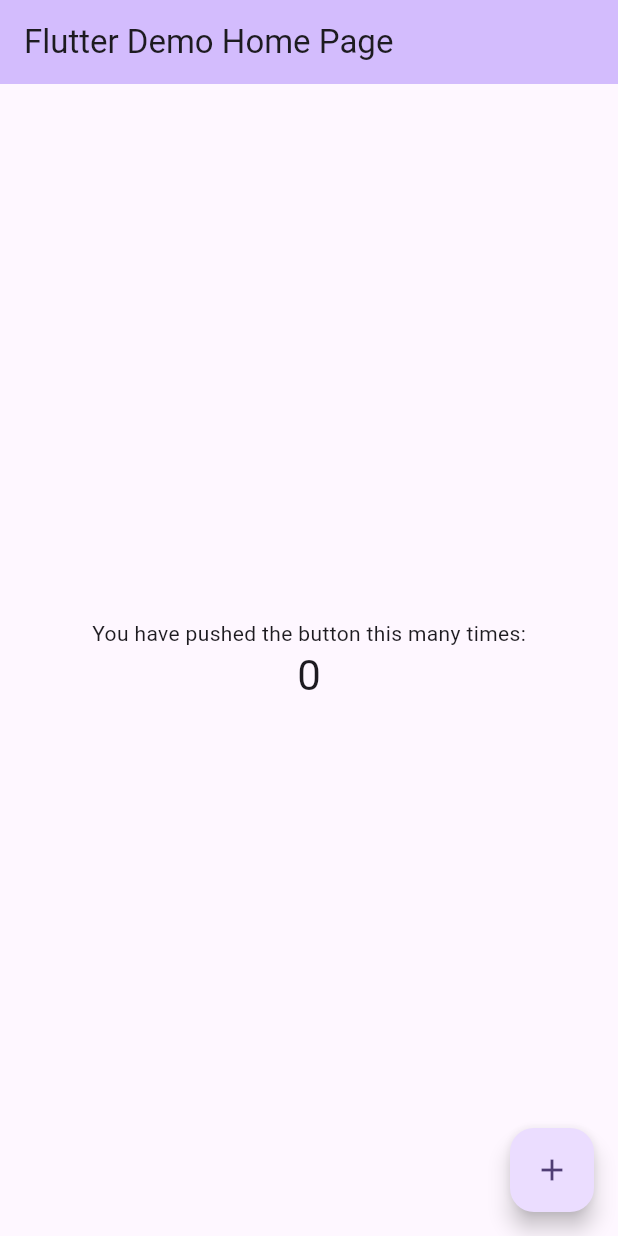
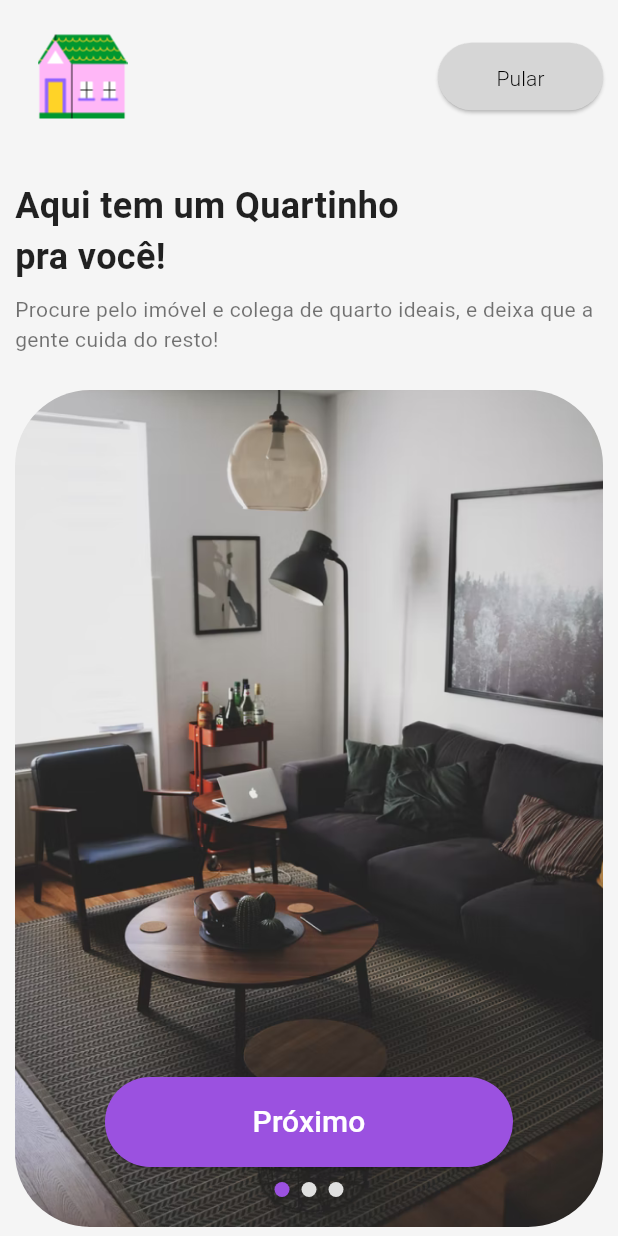
Before and after one commit to sophiaprado1/Quartinho-PS, a Flutter app: the screen it shows after launch, on a phone screen of 412 x 824 dp. Run offline on Flutter 3.47's test engine with Material 3 defaults, Android fonts, the light colour scheme and no system bars.

Commit message:
HomePage and  LoginHome

```diff
--- /dev/null
+++ b/mobile/lib/core/theme.dart
@@ -0,0 +1,20 @@
+import 'package:flutter/material.dart';
+
+ThemeData buildAppTheme(){
+  const primary = Color(0xFFF5F5F5);
+  return ThemeData(
+    primaryColor: primary,
+    colorScheme: ColorScheme.fromSeed(seedColor: primary),
+    scaffoldBackgroundColor: const Color(0xFFF5F5F5),
+    elevatedButtonTheme: ElevatedButtonThemeData(
+      style: ElevatedButton.styleFrom(
+        backgroundColor: primary,
+        shape: RoundedRectangleBorder(borderRadius: BorderRadius.circular(24)),
+        padding: const EdgeInsets.symmetric(vertical: 14, horizontal: 24),
+      ),
+    ),
+    textTheme: const TextTheme(
+      titleLarge: TextStyle(fontSize: 20, fontWeight: FontWeight.bold),
+      bodyMedium: TextStyle(fontSize: 14, color: Colors.black87),    )
+  );
+}
--- a/mobile/lib/main.dart
+++ b/mobile/lib/main.dart
@@ -1,122 +1,19 @@
 import 'package:flutter/material.dart';
+import 'core/theme.dart';
+import 'pages/home/home_page.dart';
 
-void main() {
-  runApp(const MyApp());
-}
+void main() => runApp(const QuartinhoApp());
 
-class MyApp extends StatelessWidget {
-  const MyApp({super.key});
+class QuartinhoApp extends StatelessWidget {
+  const QuartinhoApp({super.key});
 
-  // This widget is the root of your application.
   @override
   Widget build(BuildContext context) {
     return MaterialApp(
-      title: 'Flutter Demo',
-      theme: ThemeData(
-        // This is the theme of your application.
-        //
-        // TRY THIS: Try running your application with "flutter run". You'll see
-        // the application has a purple toolbar. Then, without quitting the app,
-        // try changing the seedColor in the colorScheme below to Colors.green
-        // and then invoke "hot reload" (save your changes or press the "hot
-        // reload" button in a Flutter-supported IDE, or press "r" if you used
-        // the command line to start the app).
-        //
-        // Notice that the counter didn't reset back to zero; the application
-        // state is not lost during the reload. To reset the state, use hot
-        // restart instead.
-        //
-        // This works for code too, not just values: Most code changes can be
-        // tested with just a hot reload.
-        colorScheme: ColorScheme.fromSeed(seedColor: Colors.deepPurple),
-      ),
-      home: const MyHomePage(title: 'Flutter Demo Home Page'),
+      title: 'Quartinho',
+      theme: buildAppTheme(),
+      debugShowCheckedModeBanner: false,
+      home: const HomePage(),
     );
   }
 }
-
-class MyHomePage extends StatefulWidget {
-  const MyHomePage({super.key, required this.title});
-
-  // This widget is the home page of your application. It is stateful, meaning
-  // that it has a State object (defined below) that contains fields that affect
-  // how it looks.
-
-  // This class is the configuration for the state. It holds the values (in this
-  // case the title) provided by the parent (in this case the App widget) and
-  // used by the build method of the State. Fields in a Widget subclass are
-  // always marked "final".
-
-  final String title;
-
-  @override
-  State<MyHomePage> createState() => _MyHomePageState();
-}
-
-class _MyHomePageState extends State<MyHomePage> {
-  int _counter = 0;
-
-  void _incrementCounter() {
-    setState(() {
-      // This call to setState tells the Flutter framework that something has
-      // changed in this State, which causes it to rerun the build method below
-      // so that the display can reflect the updated values. If we changed
-      // _counter without calling setState(), then the build method would not be
-      // called again, and so nothing would appear to happen.
-      _counter++;
-    });
-  }
-
-  @override
-  Widget build(BuildContext context) {
-    // This method is rerun every time setState is called, for instance as done
-    // by the _incrementCounter method above.
-    //
-    // The Flutter framework has been optimized to make rerunning build methods
-    // fast, so that you can just rebuild anything that needs updating rather
-    // than having to individually change instances of widgets.
-    return Scaffold(
-      appBar: AppBar(
-        // TRY THIS: Try changing the color here to a specific color (to
-        // Colors.amber, perhaps?) and trigger a hot reload to see the AppBar
-        // change color while the other colors stay the same.
-        backgroundColor: Theme.of(context).colorScheme.inversePrimary,
-        // Here we take the value from the MyHomePage object that was created by
-        // the App.build method, and use it to set our appbar title.
-        title: Text(widget.title),
-      ),
-      body: Center(
-        // Center is a layout widget. It takes a single child and positions it
-        // in the middle of the parent.
-        child: Column(
-          // Column is also a layout widget. It takes a list of children and
-          // arranges them vertically. By default, it sizes itself to fit its
-          // children horizontally, and tries to be as tall as its parent.
-          //
-          // Column has various properties to control how it sizes itself and
-          // how it positions its children. Here we use mainAxisAlignment to
-          // center the children vertically; the main axis here is the vertical
-          // axis because Columns are vertical (the cross axis would be
-          // horizontal).
-          //
-          // TRY THIS: Invoke "debug painting" (choose the "Toggle Debug Paint"
-          // action in the IDE, or press "p" in the console), to see the
-          // wireframe for each widget.
-          mainAxisAlignment: MainAxisAlignment.center,
-          children: <Widget>[
-            const Text('You have pushed the button this many times:'),
-            Text(
-              '$_counter',
-              style: Theme.of(context).textTheme.headlineMedium,
-            ),
-          ],
-        ),
-      ),
-      floatingActionButton: FloatingActionButton(
-        onPressed: _incrementCounter,
-        tooltip: 'Increment',
-        child: const Icon(Icons.add),
-      ), // This trailing comma makes auto-formatting nicer for build methods.
-    );
-  }
-}
--- /dev/null
+++ b/mobile/lib/pages/home/home_page.dart
@@ -0,0 +1,47 @@
+import 'package:flutter/material.dart';
+import 'widgets/home_header.dart';
+import 'widgets/home_image.dart';
+
+class HomePage extends StatelessWidget {
+  const HomePage({super.key});
+
+  @override
+  Widget build(BuildContext context) {
+    return Scaffold(
+      backgroundColor: const Color(0xFFF5F5F5),
+      body: SafeArea(
+        child: Padding(
+          padding: const EdgeInsets.symmetric(horizontal: 10, vertical: 6),
+          child: Column(
+            crossAxisAlignment: CrossAxisAlignment.start,
+            children: [
+              //Cabeçalho
+              HomeHeader(),
+              //Corpo de texto
+              SizedBox(height: 24),
+              Text(
+                'Aqui tem um Quartinho\npra você!',
+                style: TextStyle(
+                  fontSize: 24,
+                  fontWeight: FontWeight.bold,
+                ),
+              ),
+              SizedBox(height: 8),
+              Text(
+                'Procure pelo imóvel e colega de quarto ideais, e deixa que a gente cuida do resto!',
+                style: TextStyle(
+                  fontSize: 14,
+                  color: Colors.black54,
+                ),
+              ),
+              SizedBox(height: 24),
+              //Imagem Home
+              Expanded(child: HomeImage(image: 'assets/images/living_room.png', pageIndicator: 0,)),
+
+            ],
+          ),
+        ),
+      ),
+    );
+  }
+}
--- /dev/null
+++ b/mobile/lib/pages/home/home_page2.dart
@@ -0,0 +1,48 @@
+import 'package:flutter/material.dart';
+import 'widgets/home_header.dart';
+import 'widgets/home_image.dart';
+
+class HomePage extends StatelessWidget {
+  const HomePage({super.key});
+
+  @override
+  Widget build(BuildContext context) {
+    return Scaffold(
+      backgroundColor: const Color(0xFFF5F5F5),
+      body: SafeArea(
+        child: Padding(
+          padding: const EdgeInsets.symmetric(horizontal: 10, vertical: 6),
+          child: Column(
+            crossAxisAlignment: CrossAxisAlignment.start,
+            children: [
+              //Cabeçalho
+              HomeHeader(),
+              //Corpo de texto
+              SizedBox(height: 24),
+              Text(
+                'Encontre o colega de Quarto\ndos seus sonhos',
+                style: TextStyle(
+                  fontSize: 24,
+                  fontWeight: FontWeight.bold,
+                ),
+              ),
+              SizedBox(height: 8),
+              Text(
+                'Sem estresse ou burocracia - encontre alguém para dividir'
+                'seu aluguel de maneira rápida, fácil e segura.',
+                style: TextStyle(
+                  fontSize: 14,
+                  color: Colors.black54,
+                ),
+              ),
+              SizedBox(height: 24),
+              //Imagem Home
+              Expanded(child: HomeImage(image: 'assets/images/living_room.png', pageIndicator: 1,)),
+
+            ],
+          ),
+        ),
+      ),
+    );
+  }
+}
--- /dev/null
+++ b/mobile/lib/pages/home/widgets/home_header.dart
@@ -0,0 +1,56 @@
+import 'package:flutter/material.dart';
+import 'package:mobile/pages/login/login_home_page.dart';
+
+class HomeHeader extends StatelessWidget {
+
+  const HomeHeader({ Key? key}) : super(key: key);
+
+  @override
+  Widget build(BuildContext context) {
+    return Row(
+      mainAxisAlignment: MainAxisAlignment.spaceBetween,
+      children: [
+        Row(
+          children: [
+            Container(
+              decoration: BoxDecoration(
+                color: Colors.transparent,
+                borderRadius: BorderRadius.circular(8),
+
+              ),
+              padding: EdgeInsets.all(15),
+              child: Image.asset(
+                'assets/images/logo.png',
+                height: 60,
+                width: 60,
+                fit: BoxFit.contain,
+              ),
+            ),
+            SizedBox(width: 8),
+            SizedBox(),
+          ],
+        ),
+        SizedBox(
+          width: 110,
+          height: 45,
+          child: ElevatedButton(
+            style: ElevatedButton.styleFrom(
+              backgroundColor: Colors.grey[350],
+            ),
+            onPressed: (){
+              Navigator.push(context,
+               MaterialPageRoute(builder: (context) => LoginHomePage()));
+            },
+            child: Text(
+              'Pular',
+              style: TextStyle(
+                color: Colors.black,
+                fontWeight: FontWeight.w300,
+              ),
+            ),
+            ),
+        ),
+      ],
+    );
+  }
+}
--- /dev/null
+++ b/mobile/lib/pages/home/widgets/home_image.dart
@@ -0,0 +1,78 @@
+import 'package:flutter/material.dart';
+import 'package:mobile/pages/home/widgets/page_indicator.dart';
+import 'home_next_button.dart';
+
+class HomeImage extends StatelessWidget {
+  final String image;
+  final int pageIndicator;
+  const HomeImage({super.key, required this.image, required this.pageIndicator});
+
+  @override
+  Widget build(BuildContext context) {
+    return ConstrainedBox(
+      constraints: BoxConstraints(
+        minHeight: 200,
+        maxHeight: 400,
+        minWidth: double.infinity,
+        maxWidth: double.infinity,
+      ),
+      child: ClipRRect(
+        borderRadius: BorderRadius.circular(50),
+        child: Stack(
+          alignment: Alignment.center,
+          children: [
+            // cartão com imagem
+            Container(
+              width: double.infinity,
+              height: double.infinity,
+              decoration: BoxDecoration(
+                color: Colors.white,
+                borderRadius: BorderRadius.circular(20),
+              ),
+              child: Column(
+                children: [
+                  Expanded(
+                    child: Image.asset(
+                      image,
+                      fit: BoxFit.cover,
+                      width: double.infinity,
+                    ),
+                  ),
+                  const SizedBox(), // espaço para o botão flutuante
+                ],
+              ),
+            ),
+
+            Positioned(
+              bottom: 20,
+              left: 80,
+              right: 80,
+              child: PageIndicator(currentPage: pageIndicator,),
+              ),
+
+            // sombra arredondada e margem externa
+            Positioned(
+              top: 0,
+              left: 0,
+              right: 0,
+              bottom: 0,
+              child: Container(),
+            ),
+
+            // botão flutuante na parte inferior central
+            Positioned(
+              bottom: 40,
+              left: 60,
+              right: 60,
+              child: HomeNextButton(
+                onPressed: () {
+                  // navegar para próxima tela
+                },
+              ),
+            ),
+          ],
+        ),
+      ),
+    );
+  }
+}
--- /dev/null
+++ b/mobile/lib/pages/home/widgets/home_next_button.dart
@@ -0,0 +1,24 @@
+import 'package:flutter/material.dart';
+
+class HomeNextButton extends StatelessWidget {
+  final VoidCallback? onPressed;
+  const HomeNextButton({super.key, this.onPressed});
+
+  @override
+  Widget build(BuildContext context) {
+    return SizedBox(
+      height: 60,
+      child: ElevatedButton(
+        onPressed: onPressed,
+        style: ElevatedButton.styleFrom(
+          backgroundColor: const Color(0xFF9B51E0),
+          shape: RoundedRectangleBorder(borderRadius: BorderRadius.circular(40)),
+        ),
+        child: const Text(
+          'Próximo',
+          style: TextStyle(fontSize: 20, color: Colors.white),
+        ),
+      ),
+    );
+  }
+}
--- /dev/null
+++ b/mobile/lib/pages/home/widgets/page_indicator.dart
@@ -0,0 +1,37 @@
+import 'package:flutter/material.dart';
+
+class PageIndicator extends StatefulWidget {
+  final int currentPage;
+  final int pageCount;
+
+  const PageIndicator({
+    super.key,
+    required this.currentPage,
+    this.pageCount =3
+    });
+
+  @override
+  State<PageIndicator> createState() => _PageIndicatorState();
+}
+
+class _PageIndicatorState extends State<PageIndicator> {
+  @override
+  Widget build(BuildContext context) {
+    return Row(
+      mainAxisAlignment: MainAxisAlignment.center,
+      children: List.generate(widget.pageCount, (index){
+        bool isActive = index == widget.currentPage;
+        return Container(
+          margin: EdgeInsetsGeometry.symmetric(horizontal: 4),
+          width: 10,
+          height: 10,
+          decoration: BoxDecoration(
+            color: isActive ? Color(0xFF9B51E0) : Colors.grey[300],
+            shape: BoxShape.circle,
+          ),
+        );
+      })
+
+    );
+  }
+}
--- /dev/null
+++ b/mobile/lib/pages/login/login_home_page.dart
@@ -0,0 +1,36 @@
+import 'package:flutter/material.dart';
+import 'package:mobile/pages/login/widgets/login_image.dart';
+
+class LoginHomePage extends StatelessWidget {
+  const LoginHomePage({super.key});
+
+  @override
+  Widget build(BuildContext context) {
+    return Scaffold(
+      backgroundColor: const Color(0xFFF5F5F5),
+      body: SafeArea(
+        child: Padding(
+          padding: EdgeInsets.only(),
+          child: Column(
+            children: [
+              Padding(
+                padding: EdgeInsets.only(top: 150, bottom: 26),
+                child: LoginImage()
+                ),
+                Container(
+                  alignment: Alignment.centerLeft,
+                  margin: EdgeInsets.only(left: 30),
+                  child: Text('Procurando\num Quartinho?',
+                  style: TextStyle(
+                    fontSize: 24,
+                    fontWeight: FontWeight.bold,
+                  ),),
+                )
+            ],
+          ),
+          ),
+
+      ),
+    );
+  }
+}
--- /dev/null
+++ b/mobile/lib/pages/login/widgets/login_image.dart
@@ -0,0 +1,14 @@
+import 'package:flutter/material.dart';
+
+class LoginImage extends StatelessWidget {
+  const LoginImage({super.key});
+
+  @override
+  Widget build(BuildContext context) {
+    return Center(
+      child: Image.asset('assets/images/login_home.png',
+      width: double.infinity,
+      ),
+    );
+  }
+}
--- a/mobile/pubspec.yaml
+++ b/mobile/pubspec.yaml
@@ -51,7 +51,10 @@ dev_dependencies:
 
 # The following section is specific to Flutter packages.
 flutter:
-
+  assets:
+    - assets/images/logo.png
+    - assets/images/living_room.png
+    - assets/images/login_home.png
   # The following line ensures that the Material Icons font is
   # included with your application, so that you can use the icons in
   # the material Icons class.
```
Also changed, not shown: mobile/assets/images/living_room.png (added), mobile/assets/images/login_home.png (added), mobile/assets/images/logo.png (added), mobile/lib/pages/login/widgets/button_login_email.dart (added), mobile/lib/pages/login/widgets/login_gmail_facebook.dart (added).
